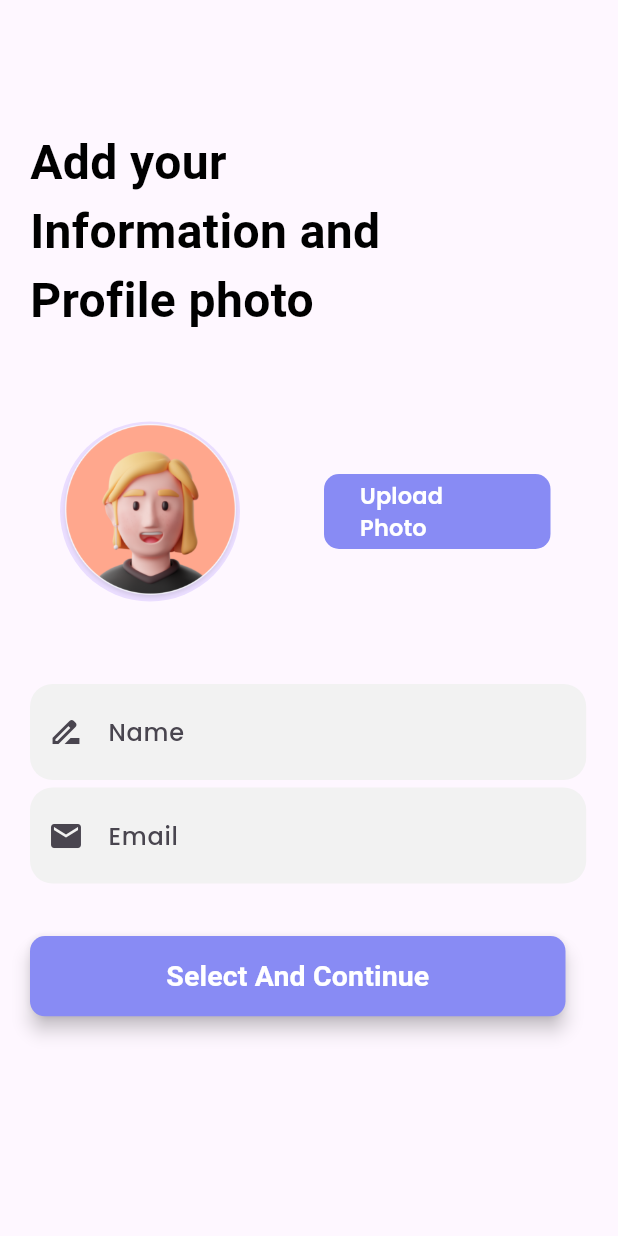
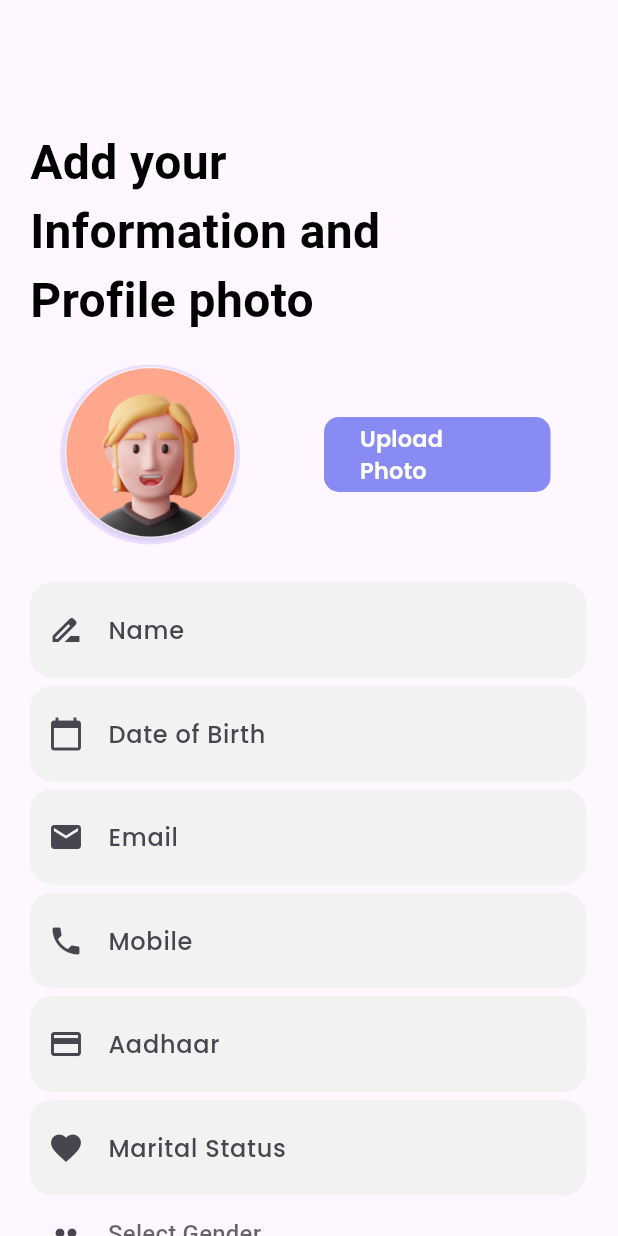
Before and after one commit to murthy-oss/Jnv, a Flutter app: the SetUpProfile screen opened directly, on a phone screen of 412 x 824 dp. Run offline on Flutter 3.47's test engine with Material 3 defaults, Android fonts, the phone set to English and light mode, and no system bars; our stand-ins replace cached_network_image, cloud_firestore, firebase_auth, firebase_core, firebase_messaging, firebase_storage and 11 more; missing offline and left inert: flutter_facebook_auth, flutter_login_facebook, telephony; accounts and stored records are empty; Roboto replaces fonts that are missing (Aladin); statements that could not run were skipped.

Commit message:
Merge changes from feature-branch

```diff
--- a/lib/Screen/onboardingProfile/onboardingProfilePage.dart
+++ b/lib/Screen/onboardingProfile/onboardingProfilePage.dart
@@ -1,9 +1,7 @@
 import 'dart:typed_data';
-import 'package:firebase_auth/firebase_auth.dart';
 import 'package:flutter/material.dart';
 import 'package:font_awesome_flutter/font_awesome_flutter.dart';
 import 'package:image_picker/image_picker.dart';
-import 'package:jnvapp/screens/HomePage.dart';
 import 'package:provider/provider.dart';
 import 'package:uuid/uuid.dart';
 
@@ -11,6 +9,10 @@ import '../../FetchDataProvider/fetchData.dart';
 import '../../Services/FireStoreMethod.dart';
 import '../../components/myButton.dart';
 import '../../components/myTextfield.dart';
+import '../../screens/HomePage.dart';
+import 'package:firebase_auth/firebase_auth.dart';
+
+import '../SetUpNavodhya/Navodhya.dart';
 
 class SetUpProfile extends StatefulWidget {
   const SetUpProfile({Key? key}) : super(key: key);
@@ -22,28 +24,41 @@ class SetUpProfile extends StatefulWidget {
 class _SetUpProfileState extends State<SetUpProfile> {
   final TextEditingController _nameController = TextEditingController();
   final TextEditingController _emailController = TextEditingController();
+  final TextEditingController _dobController = TextEditingController();
+  String? _selectedGender;
+  String? _selectedOccupation; // Corrected variable name
+  final TextEditingController _mobileController = TextEditingController();
+  final TextEditingController _aadhaarController = TextEditingController();
+  final TextEditingController _maritalStatusController = TextEditingController();
+  final TextEditingController _occupationController = TextEditingController(); // Defined _occupationController
 
   Uint8List? _file;
   Uuid uuid = Uuid();
 
-  Future<Uint8List?> _selectImage(BuildContext parentContext) async {
+  Future<void> _selectImage(BuildContext parentContext) async {
     ImagePicker picker = ImagePicker();
     final pickedFile = await picker.pickImage(source: ImageSource.gallery);
     if (pickedFile != null) {
       Uint8List fileBytes = await pickedFile.readAsBytes();
-      return fileBytes;
+      setState(() {
+        _file = fileBytes;
+      });
     }
-    return null;
   }
 
-  late UserFetchController userFetchController;
+  Future<void> _selectDate(BuildContext context) async {
+    final DateTime? pickedDate = await showDatePicker(
+      context: context,
+      initialDate: DateTime.now(),
+      firstDate: DateTime(1950),
+      lastDate: DateTime.now(),
+    );
 
-  @override
-  void initState() {
-    super.initState();
-    userFetchController =
-        Provider.of<UserFetchController>(context, listen: false);
-    userFetchController.fetchUserData();
+    if (pickedDate != null) {
+      setState(() {
+        _dobController.text = "${pickedDate.day}/${pickedDate.month}/${pickedDate.year}";
+      });
+    }
   }
 
   String? _validateInput(String? value, {String? fieldName}) {
@@ -53,6 +68,10 @@ class _SetUpProfileState extends State<SetUpProfile> {
     if (fieldName == 'Email') {
       if (!RegExp(r'^[\w-\.]+@([\w-]+\.)+[\w-]{2,4}$').hasMatch(value)) {
         return 'Please enter a valid email address';
+      }
+    } else if (fieldName == 'Gender') {
+      if (value != 'Male' && value != 'Female' && value != 'Others') {
+        return 'Please select a valid gender';
       }
     }
     return null;
@@ -92,7 +111,7 @@ class _SetUpProfileState extends State<SetUpProfile> {
                   color: Colors.black,
                 ),
               ),
-              SizedBox(height: 58),
+              SizedBox(height: 20),
               Padding(
                 padding: const EdgeInsets.only(left: 20, right: 25, bottom: 5),
                 child: Row(
@@ -106,14 +125,10 @@ class _SetUpProfileState extends State<SetUpProfile> {
                       as ImageProvider, // Cast AssetImage to ImageProvider
                       radius: 60,
                     ),
+
                     MyButton1(
                       onTap: () async {
-                        Uint8List? file = await _selectImage(context);
-                        if (file != null) {
-                          setState(() {
-                            _file = file;
-                          });
-                        }
+                        await _selectImage(context);
                       },
                       text: "Upload Photo",
                       color: Color(0xFF888BF4),
@@ -121,7 +136,7 @@ class _SetUpProfileState extends State<SetUpProfile> {
                   ],
                 ),
               ),
-              SizedBox(height: 50),
+              SizedBox(height: 20),
               MyTextField(
                 controller: _nameController,
                 hint: "Name",
@@ -130,6 +145,22 @@ class _SetUpProfileState extends State<SetUpProfile> {
                 preIcon: Icons.drive_file_rename_outline,
                 keyboardtype: TextInputType.name,
                 validator: (value) => _validateInput(value, fieldName: 'Name'),
+              ),
+              GestureDetector(
+                onTap: () async {
+                  await _selectDate(context);
+                },
+                child: AbsorbPointer(
+                  child: MyTextField(
+                    controller: _dobController,
+                    hint: "Date of Birth",
+                    obscure: false,
+                    selection: true,
+                    preIcon: Icons.calendar_today,
+                    keyboardtype: TextInputType.datetime,
+                    validator: (value) => _validateInput(value, fieldName: 'Date of Birth'),
+                  ),
+                ),
               ),
               MyTextField(
                 controller: _emailController,
@@ -140,8 +171,72 @@ class _SetUpProfileState extends State<SetUpProfile> {
                 keyboardtype: TextInputType.emailAddress,
                 validator: (value) => _validateInput(value, fieldName: 'Email'),
               ),
+              MyTextField(
+                controller: _mobileController,
+                hint: "Mobile",
+                obscure: false,
+                selection: true,
+                preIcon: Icons.phone,
+                keyboardtype: TextInputType.phone,
+                validator: (value) => _validateInput(value, fieldName: 'Mobile'),
+              ),
+              MyTextField(
+                controller: _aadhaarController,
+                hint: "Aadhaar",
+                obscure: false,
+                selection: true,
+                preIcon: Icons.credit_card,
+                keyboardtype: TextInputType.number,
+                validator: (value) => _validateInput(value, fieldName: 'Aadhaar'),
+              ),
+              MyTextField(
+                controller: _maritalStatusController,
+                hint: "Marital Status",
+                obscure: false,
+                selection: true,
+                preIcon: Icons.favorite,
+                keyboardtype: TextInputType.text,
+                validator: (value) => _validateInput(value, fieldName: 'Marital Status'),
+              ),
+              DropdownButtonFormField<String>(
+                value: _selectedGender,
+                items: ['Male', 'Female', 'Others'].map((String value) {
+                  return DropdownMenuItem<String>(
+                    value: value,
+                    child: Text(value),
+                  );
+                }).toList(),
+                onChanged: (String? newValue) {
+                  setState(() {
+                    _selectedGender = newValue;
+                  });
+                },
+                decoration: InputDecoration(
+                  hintText: 'Select Gender',
+                  prefixIcon: Icon(Icons.people),
+                ),
+                validator: (value) => _validateInput(value, fieldName: 'Gender'),
+              ),
               SizedBox(height: 15),
-              // Date of Birth Picker
+              DropdownButtonFormField<String>(
+                value: _selectedOccupation,
+                items: ['Student', 'Teacher'].map((String value) {
+                  return DropdownMenuItem<String>(
+                    value: value,
+                    child: Text(value),
+                  );
+                }).toList(),
+                onChanged: (String? newValue) {
+                  setState(() {
+                    _selectedOccupation = newValue;
+                  });
+                },
+                decoration: InputDecoration(
+                  hintText: 'Select Occupation',
+                  prefixIcon: Icon(Icons.work),
+                ),
+                validator: (value) => _validateInput(value, fieldName: 'Occupation'),
+              ),
               SizedBox(height: 15),
               MyButton(
                 onTap: () {
@@ -153,13 +248,13 @@ class _SetUpProfileState extends State<SetUpProfile> {
                     FireStoreMethods().createUser(
                       userId: FirebaseAuth.instance.currentUser!.uid,
                       name: _nameController.text.toLowerCase(),
-                        dateOfBirth: '',
-                        gender: '',
+                      dateOfBirth: _dobController.text,
+                      gender: _selectedGender!,
                       email: _emailController.text.trim(),
-                        phoneNumber: '',
-                        aadharCardNumber: '',
-                        maritalStatus: '',
-                        occupation: '',
+                      phoneNumber: _mobileController.text,
+                      aadharCardNumber: _aadhaarController.text,
+                      maritalStatus: _maritalStatusController.text,
+                      occupation: _selectedOccupation!,
                       section: '',
                       state: '',
                       district: '',
@@ -174,17 +269,21 @@ class _SetUpProfileState extends State<SetUpProfile> {
                       instagramLink: '',
                       linkedinLink: '',
                       IsVerified: false,
-                        context: context);
-                    Navigator.pushReplacement(context, MaterialPageRoute(
+                      context: context,
+                    );
+                    Navigator.pushReplacement(
+                      context,
+                      MaterialPageRoute(
                         builder: (context) {
-                        return HomePage();
+                          return SetUpNavodhya();
                         },
-                    ));
+                      ),
+                    );
                   } else {
                     ScaffoldMessenger.of(context).showSnackBar(
                       SnackBar(
                         content: Text(
-                          'Please fill all the fields correctly and select Date of Birth',
+                          'Please fill all the fields correctly',
                         ),
                       ),
                     );
--- a/lib/main.dart
+++ b/lib/main.dart
@@ -11,12 +11,14 @@ import 'package:jnvapp/firebase_options.dart';
 import 'package:provider/provider.dart';
 
 import 'FetchDataProvider/fetchData.dart';
+import 'Screen/SetUpNavodhya/Navodhya.dart';
 
 
 
 
 //import 'package:inst_clone_1/auth/mainPage.dart';
-//import 'package:inst_clone_1/firebase_options.dart';
+//import 'package:inst_clone_1/firebase_opti
+// ons.dart';
 
 /*Future<User?> checkAuthenticationStatus() async {
   return FirebaseAuth.instance.authStateChanges().first;
@@ -77,7 +79,7 @@ class _MyAppState extends State<MyApp> {
       debugShowCheckedModeBanner: false,
 
     home: ScreenUtilInit(designSize: Size(width,height),
-    child: /*(user!= null)?HomeScreen():*/ Onboarding()),
+    child: /*(user!= null)?HomeScreen():*/ SetUpNavodhya()),
     );
   }
 }
```
Also changed, not shown: lib/Screen/SetUpNavodhya/Navodhya.dart (+292 -0 lines), pubspec.lock, 5 other files. Lines whose indentation alone changed are shown as unchanged.
